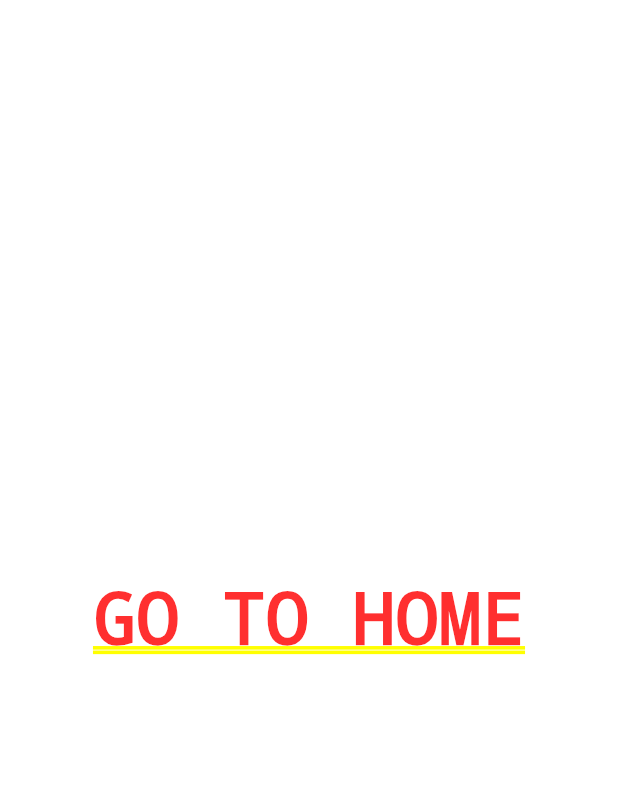
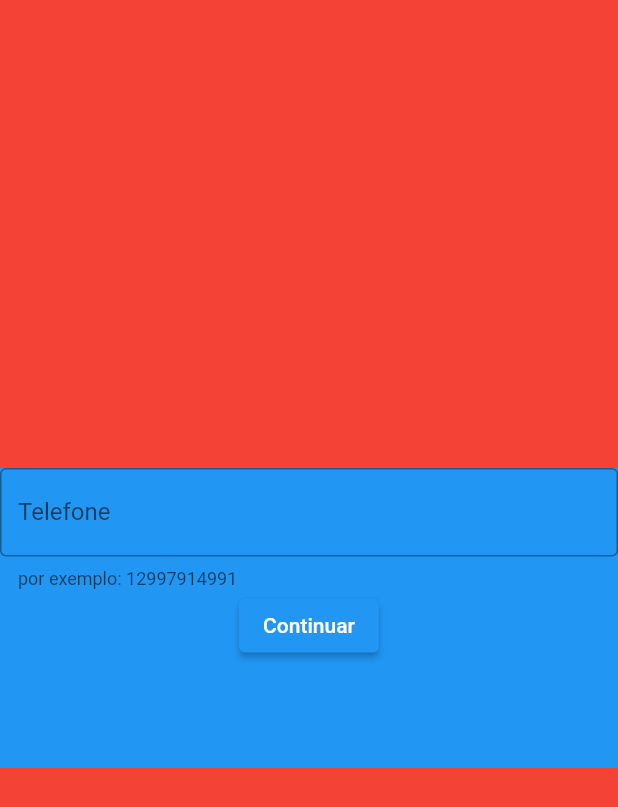
Before and after one commit to reberthkss/Shop-list-flutter, a Flutter app: the screen it shows after launch, on a phone screen of 412 x 824 dp. Shown: the top 807 px of the screen. Run offline on Flutter 3.47's test engine with Material 2 defaults, Android fonts, the phone set to English and light mode, and no system bars; our stand-ins replace dio, equatable, flutter_bloc, fluttertoast, get_it, go_router and 1 more; missing offline and left inert: high_chart.

Commit message:
Login: step 1

```diff
--- /dev/null
+++ b/app/lib/authentication/checkLogin/domain/navigation_action.dart
@@ -0,0 +1,14 @@
+class NavigationAction {
+  const NavigationAction({
+    required this.action,
+    required this.value,
+  });
+
+  final NavigationActionType action;
+  final String value;
+}
+
+enum NavigationActionType {
+  POP_TO,
+  PUSH_TO,
+}
--- /dev/null
+++ b/app/lib/authentication/checkLogin/domain/sign_in_bloc.dart
@@ -0,0 +1,69 @@
+import 'package:app/authentication/checkLogin/domain/sign_in_status.dart';
+import 'package:flutter_bloc/flutter_bloc.dart';
+import 'package:injectable/injectable.dart';
+
+import '../../../route/route_list.dart';
+import 'navigation_action.dart';
+
+@injectable
+class SignInBloc extends Bloc<SignInEvent, SignInState> {
+  SignInBloc(
+    this.routeList,
+  ) : super(
+          const SignInState(
+            status: SignInStatus.IDLE,
+          ),
+        ) {
+    on<SubmitFormEvent>(doLogin);
+  }
+
+  final RouteList routeList;
+
+  void doLogin(SubmitFormEvent event, Emitter<SignInState> emit) async {
+    try {
+      emit(
+        state.copyWith(
+          status: SignInStatus.SIGNING,
+        ),
+      );
+      await Future.delayed(
+        Duration(
+          seconds: 2,
+        ),
+      );
+      emit(
+        state.copyWith(
+          navigationAction: NavigationAction(
+            action: NavigationActionType.PUSH_TO,
+            value: routeList.authenticationList.goToSignInOtp(),
+          ),
+          status: SignInStatus.IDLE,
+        ),
+      );
+    } catch (exception) {}
+  }
+}
+
+abstract class SignInEvent {}
+
+class SignInState {
+  const SignInState({
+    required this.status,
+    this.navigationAction,
+  });
+
+  final SignInStatus status;
+  final NavigationAction? navigationAction;
+
+  SignInState copyWith({
+    SignInStatus? status,
+    NavigationAction? navigationAction,
+  }) {
+    return SignInState(
+      status: status ?? this.status,
+      navigationAction: navigationAction ?? this.navigationAction,
+    );
+  }
+}
+
+class SubmitFormEvent extends SignInEvent {}
--- /dev/null
+++ b/app/lib/authentication/checkLogin/domain/sign_in_status.dart
@@ -0,0 +1,3 @@
+enum SignInStatus {
+  IDLE, SIGNING
+}
--- /dev/null
+++ b/app/lib/authentication/checkLogin/page/sign_in_page.dart
@@ -0,0 +1,84 @@
+import 'package:app/authentication/checkLogin/domain/navigation_action.dart';
+import 'package:app/authentication/checkLogin/domain/sign_in_bloc.dart';
+import 'package:app/authentication/checkLogin/domain/sign_in_status.dart';
+import 'package:app/di/injection.dart';
+import 'package:flutter/material.dart';
+import 'package:flutter_bloc/flutter_bloc.dart';
+import 'package:go_router/go_router.dart';
+
+class SignInPage extends StatelessWidget {
+  SignInPage({required SignInBloc? bloc}) : _bloc = bloc ?? getIt.get();
+
+  final _formKey = GlobalKey<FormState>();
+  final SignInBloc _bloc;
+
+  @override
+  Widget build(BuildContext context) {
+    return BlocProvider<SignInBloc>(
+      create: (_) => _bloc,
+      child: BlocConsumer<SignInBloc, SignInState>(
+        builder: (ctx, state) {
+          return Scaffold(
+            body: Container(
+              height: double.infinity,
+              width: double.infinity,
+              color: Colors.red,
+              child: Center(
+                child: Container(
+                  height: 200,
+                  width: double.infinity,
+                  color: Colors.blue,
+                  child: Column(
+                    children: [
+                      Form(
+                          key: _formKey,
+                          child: Column(
+                            children: [
+                              TextFormField(
+                                keyboardType: TextInputType.phone,
+                                validator: (value) {
+                                  if ((value?.isEmpty ?? false) ||
+                                      (value?.length ?? 0) < 11) {
+                                    return 'Informe um número de telefone com pelo menos 11 caracteres';
+                                  }
+
+                                  return null;
+                                },
+                                decoration: const InputDecoration(
+                                    border: OutlineInputBorder(),
+                                    labelText: 'Telefone',
+                                    helperText: 'por exemplo: 12997914991'),
+                              ),
+                              ElevatedButton(
+                                onPressed: () {
+                                  if (_formKey.currentState!.validate()) {
+                                    ctx
+                                        .read<SignInBloc>()
+                                        .add(SubmitFormEvent());
+                                  }
+                                },
+                                child: state.status == SignInStatus.SIGNING
+                                    ? CircularProgressIndicator()
+                                    : Text('Continuar'),
+                              )
+                            ],
+                          ))
+                    ],
+                  ),
+                ),
+              ),
+            ),
+          );
+        },
+        listener: (ctx, state) {
+          if (state.navigationAction == null) {
+            return;
+          }
+          if (state.navigationAction?.action == NavigationActionType.PUSH_TO) {
+            context.push(state.navigationAction!.value);
+          }
+        },
+      ),
+    );
+  }
+}
--- a/app/lib/route/route_list.dart
+++ b/app/lib/route/route_list.dart
@@ -19,10 +19,12 @@ class RouteList {
 @singleton
 class AuthenticationRouteList {
   final String login = "/login";
-  final String loginOtp = "/login/otp";
-  final String register = "/register";
-  final String registerOtp = "/register/otp";
-  final String checkToken = "/checkToken";
+  final String loginOtp = "login/otp";
+  final String register = "register";
+  final String registerOtp = "register/otp";
+  final String checkToken = "checkToken";
+
+  String goToSignInOtp() => "/login/$loginOtp";
 }
 
 @singleton
--- a/app/lib/route/router.dart
+++ b/app/lib/route/router.dart
@@ -1,3 +1,4 @@
+import 'package:app/authentication/checkLogin/page/sign_in_page.dart';
 import 'package:app/home/list/add/bulk_product_add/market_list_bulk_add_page.dart';
 import 'package:app/home/list/create/market_list_create_page.dart';
 import 'package:app/home/list/home/market_list_home.dart';
@@ -25,16 +26,21 @@ GoRouter router() {
 
   return GoRouter(
     navigatorKey: _rootNavigatorKey,
-    initialLocation: routeList.home,
+    initialLocation: routeList.authenticationList.login,
     routes: [
       GoRoute(
-        path: routeList.home,
-        builder: (context, state) => const CheckTokenPage(),
-      ),
-      GoRoute(
-        path: routeList.authenticationList.checkToken,
-        builder: (BuildContext context, GoRouterState state) =>
-            const CheckTokenPage(),
+        path: routeList.authenticationList.login,
+        builder: (context, state) => SignInPage(
+          bloc: getIt.get(),
+        ),
+        routes: [
+          GoRoute(
+            path: routeList.authenticationList.loginOtp,
+            builder: (context, state) {
+              return Text("Hello from token otp");
+            },
+          )
+        ],
       ),
       StatefulShellRoute.indexedStack(
         builder: (context, state, navigationShell) => NestedNavigation(
```
Also changed, not shown: app/lib/di/injection.config.dart.
